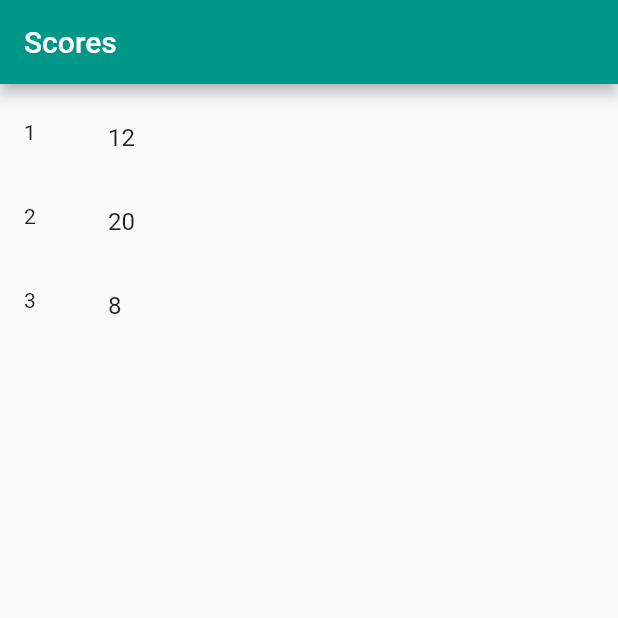
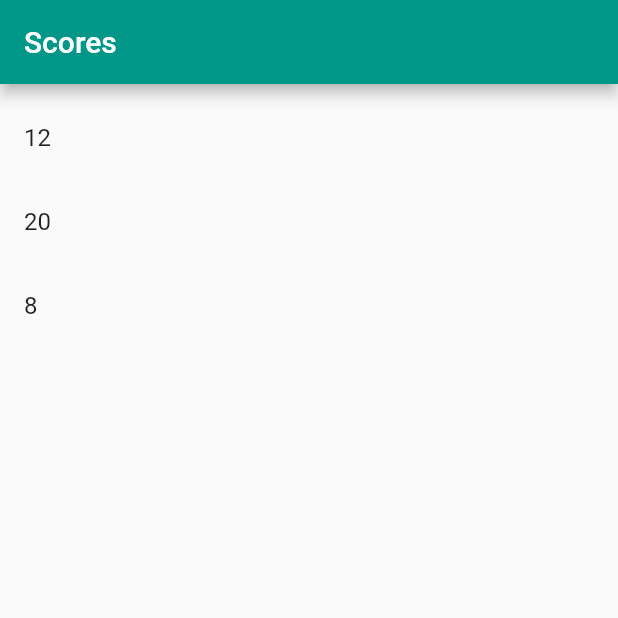
Before and after one commit to ryfuller03/project-3-sensory-overload, a Flutter app: the screen it shows after launch, on a phone screen of 412 x 824 dp, the top half of it. Run offline on Flutter 3.47's test engine with Material 2 defaults, Android fonts, the light colour scheme and no system bars; missing offline and left inert: dart:ffi.

Commit message:
Setting up for sorting

```diff
--- a/project_3_sensory_overload/lib/main.dart
+++ b/project_3_sensory_overload/lib/main.dart
@@ -42,20 +42,38 @@ class ScorePage extends StatefulWidget {
 }
 
 class _ScorePageState extends State<ScorePage> {
-  final List<Score> scores = [
-    const Score(degree: 12, rank: 1),
-    const Score(degree: 20, rank: 2),
-    const Score(degree: 8, rank: 3)
+  final List<Score> scoresList = [
+    const Score(degree: 12),
+    const Score(degree: 20),
+    const Score(degree: 8)
   ];
 
   void _handleScoreAdded(int degreesOff) {
     setState(() {
       print("adding score");
-      Score score = Score(degree: degreesOff, rank: 1);
-      scores.add(score);
-      scores
-          .sort(); //if the list was just int values, this would work. Not sure if it does now.
+      Score score = Score(degree: degreesOff);
+      scoresList.add(score);
+      _scoreSortHelper(scoresList);
+      //.sort(); //if the list was just int values, this would work. Not sure if it does now.
     });
+  }
+
+  List<Score> _scoreSortHelper(List<Score> scores) {
+    List<Score> scoresSorted = [];
+
+    //sort list
+
+    //convert sorted list to maps
+
+    final scoresMap = scores.asMap();
+
+    //change rank to key of map
+    for (Score s in scores) {
+      //s.rank = scoresMap.keys
+    }
+
+    //return sorted list
+    return (scoresSorted);
   }
 
   @override
@@ -73,13 +91,20 @@ class _ScorePageState extends State<ScorePage> {
         ),
         body: ListView(
           padding: const EdgeInsets.symmetric(vertical: 8.0),
-        children: scores.map((score) {
+          children: scoresList.map((score) {
             return ScoreItem(
               score: score,
-            //rank: rank
             );
           }).toList(),
-      ),
-    );
+        ));
   }
 }
+
+//example of getting index of list -> map -> keys
+
+//myList.asMap().entries.map((entry) {
+//    int idx = entry.key;
+//    String val = entry.value;
+
+//    return something;
+//});
--- a/project_3_sensory_overload/lib/scoreboard.dart
+++ b/project_3_sensory_overload/lib/scoreboard.dart
@@ -3,10 +3,10 @@ import 'dart:ffi';
 import 'package:flutter/material.dart';
 
 class Score {
-  const Score({required this.degree, required this.rank});
+  const Score({required this.degree});
 
   final int degree;
-  final int rank;
+  //final int rank;
 }
 
 class ScoreItem extends StatelessWidget {
@@ -16,8 +16,10 @@ class ScoreItem extends StatelessWidget {
 
   @override
   Widget build(BuildContext context) {
-    return ListTile(
-        title: Text(score.degree.toString()),
-        leading: Text(score.rank.toString()));
+    return ListTile(title: Text(score.degree.toString())
+
+        // RANK
+        // leading: Text(score.rank.toString()));
+        );
   }
 }
```
Lines whose indentation alone changed are shown as unchanged.
